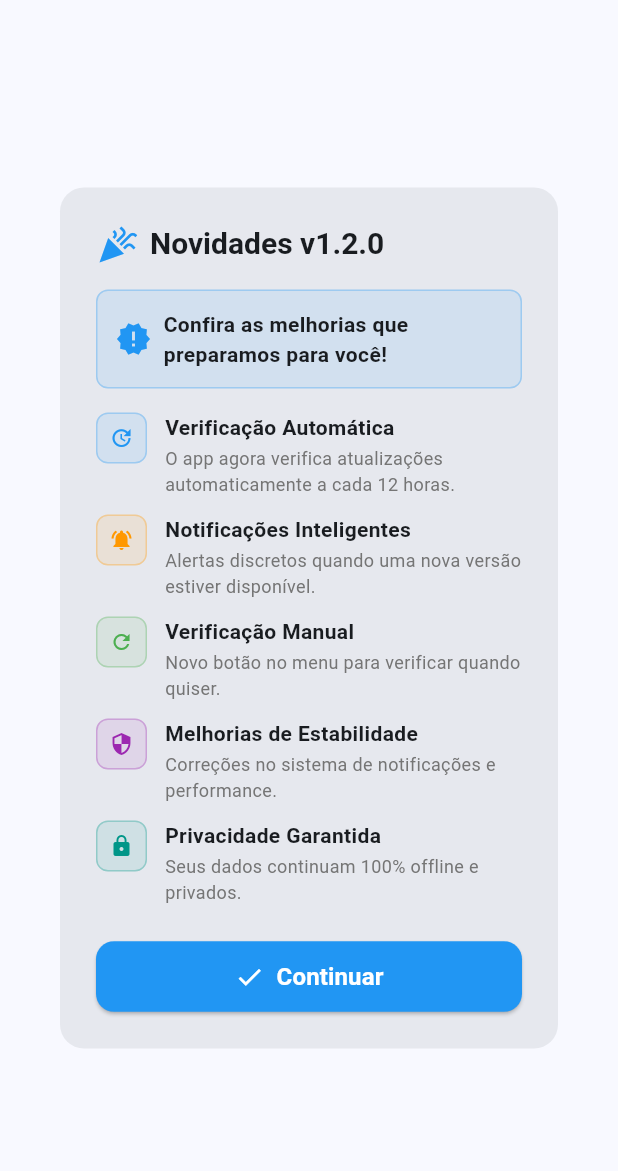
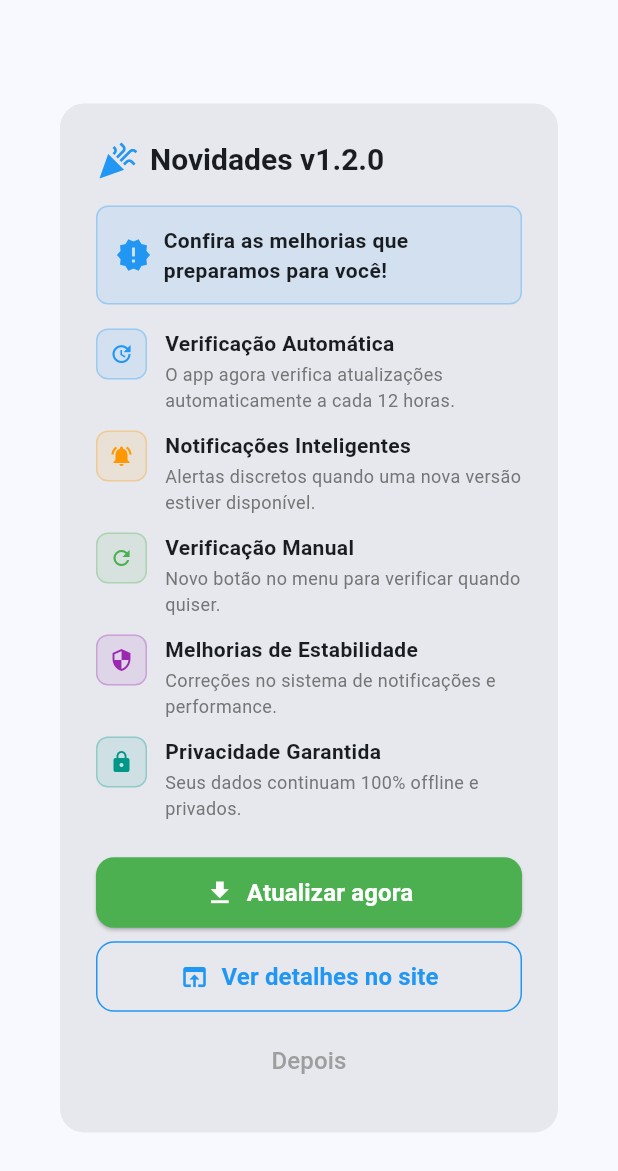
Before and after one commit to Projtech/reminderappFlutter, a Flutter app: the WhatsNewDialog widget shown alone on an empty page, opened directly, on a phone screen of 412 x 824 dp. Shown: the top 1171 px of the screen. Run offline on Flutter 3.47's test engine with Material 3 defaults, Android fonts, the phone set to English and light mode, and no system bars; our stand-ins replace device_info_plus, file_picker, flutter_colorpicker, flutter_local_notifications, flutter_timezone, image_picker and 7 more; accounts and stored records are empty.

Commit message:
Att impl

```diff
--- a/lib/widgets/whats_new_dialog.dart
+++ b/lib/widgets/whats_new_dialog.dart
@@ -1,5 +1,6 @@
 // lib/widgets/whats_new_dialog.dart
 import 'package:flutter/material.dart';
+import '../services/app_installer_service.dart';
 
 class WhatsNewDialog extends StatelessWidget {
   const WhatsNewDialog({super.key});
@@ -120,25 +121,76 @@ class WhatsNewDialog extends StatelessWidget {
         ),
       ),
       actions: [
+        // Botão "Atualizar agora"
         SizedBox(
           width: double.infinity,
           child: ElevatedButton.icon(
-            onPressed: () => Navigator.of(context).pop(),
+            onPressed: () {
+              Navigator.of(context).pop();
+              AppInstallerService.startUpdate(context);
+            },
             style: ElevatedButton.styleFrom(
-              backgroundColor: Colors.blue,
+              backgroundColor: Colors.green,
               foregroundColor: Colors.white,
               shape: RoundedRectangleBorder(
                 borderRadius: BorderRadius.circular(12),
               ),
               padding: const EdgeInsets.symmetric(vertical: 12),
             ),
-            icon: const Icon(Icons.check, size: 20),
+            icon: const Icon(Icons.download, size: 20),
             label: const Text(
-              'Continuar',
+              'Atualizar agora',
               style: TextStyle(
                 fontSize: 16,
                 fontWeight: FontWeight.bold,
               ),
+            ),
+          ),
+        ),
+
+        const SizedBox(height: 8),
+
+        // Botão "Ver no site"
+        SizedBox(
+          width: double.infinity,
+          child: OutlinedButton.icon(
+            onPressed: () {
+              Navigator.of(context).pop();
+              AppInstallerService.openWebsite(context);
+            },
+            style: OutlinedButton.styleFrom(
+              foregroundColor: Colors.blue,
+              side: const BorderSide(color: Colors.blue),
+              shape: RoundedRectangleBorder(
+                borderRadius: BorderRadius.circular(12),
+              ),
+              padding: const EdgeInsets.symmetric(vertical: 12),
+            ),
+            icon: const Icon(Icons.open_in_browser, size: 20),
+            label: const Text(
+              'Ver detalhes no site',
+              style: TextStyle(
+                fontSize: 16,
+                fontWeight: FontWeight.bold,
+              ),
+            ),
+          ),
+        ),
+
+        const SizedBox(height: 8),
+
+        // Botão "Depois"
+        SizedBox(
+          width: double.infinity,
+          child: TextButton(
+            onPressed: () => Navigator.of(context).pop(),
+            style: TextButton.styleFrom(
+              foregroundColor: Colors.grey,
+              padding: const EdgeInsets.symmetric(vertical: 12),
+            ),
+            child: const Text(
+              'Depois',
+              style: TextStyle(fontSize: 16),
             ),
           ),
         ),
--- a/pubspec.yaml
+++ b/pubspec.yaml
@@ -31,6 +31,7 @@ dependencies:
   package_info_plus: ^8.0.0
   share_plus: ^10.1.2
   http: ^1.1.0
+  url_launcher: ^6.2.4
 
 dev_dependencies:
   flutter_test:
```
Also changed, not shown: lib/main.dart (+47 -43 lines), lib/services/app_installer_service.dart (added, +272 -0 lines), 1 other file.
